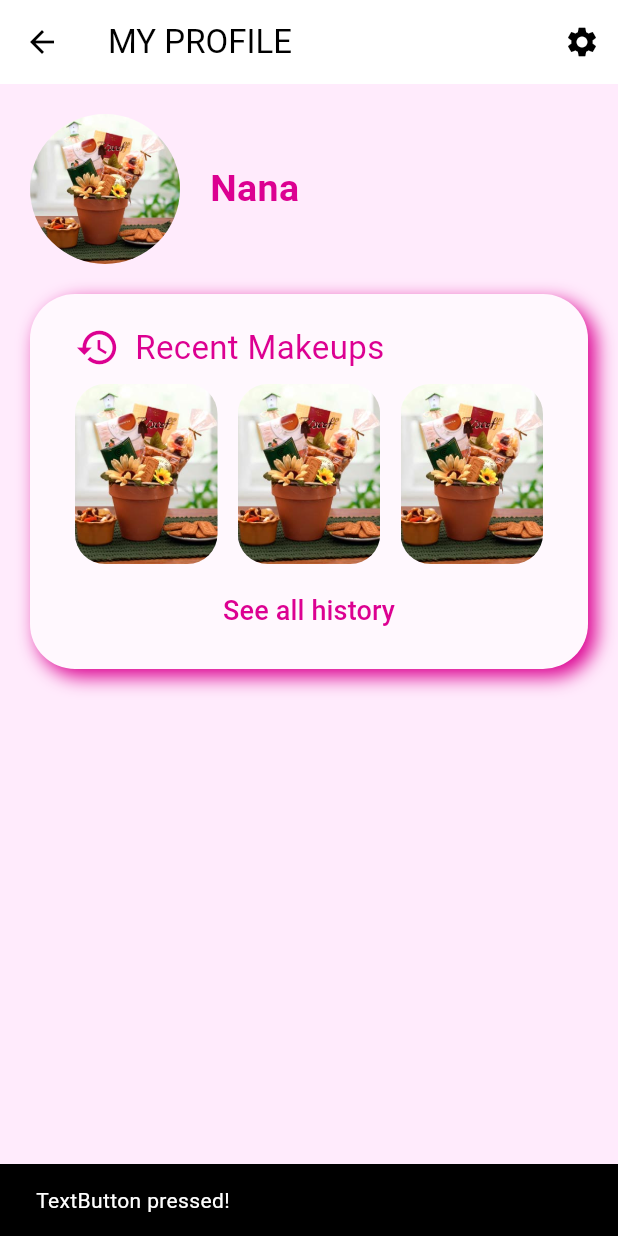
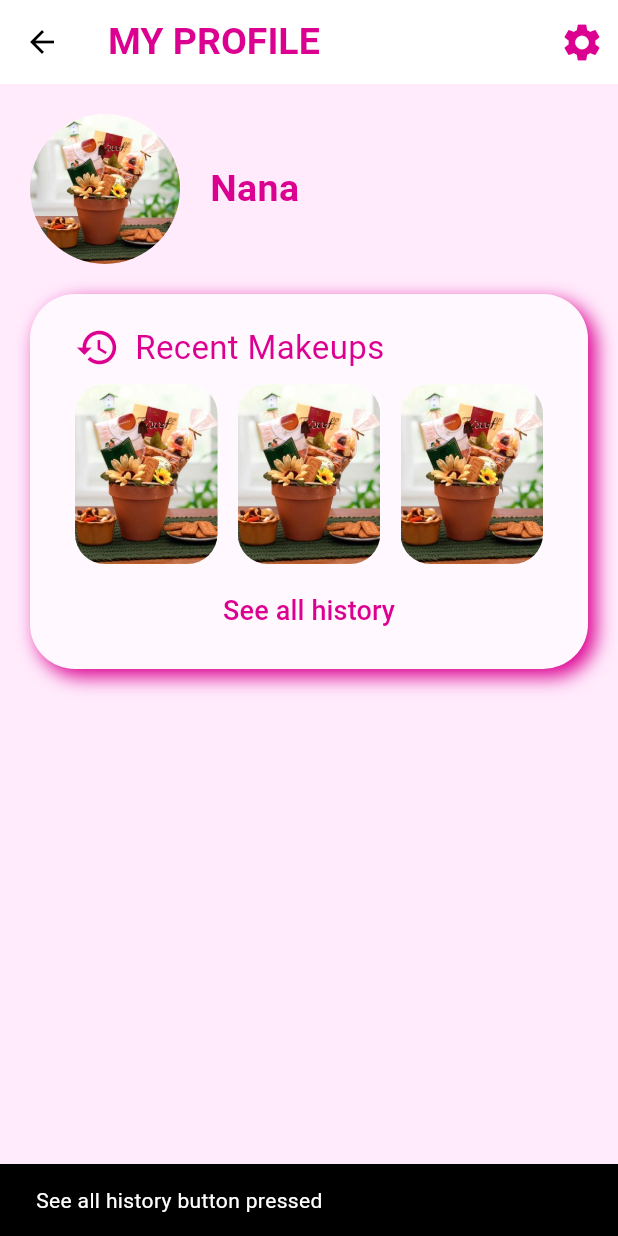
Before and after one commit to jhans-programming/ss_makeeasy, a Flutter app: the ProfilePage screen opened directly, after a tap on "See all history", on a phone screen of 412 x 824 dp. Run offline on Flutter 3.47's test engine with Material 3 defaults, Android fonts, the light colour scheme and no system bars; Roboto replaces fonts that are missing (Montserrat); project files that could hold a hidden picture were left out.

Commit message:
ProfilePage (3)

```diff
--- a/lib/pages/HistoryPage.dart
+++ b/lib/pages/HistoryPage.dart
@@ -0,0 +1,10 @@
+import 'package:flutter/material.dart';
+
+class HistoryPage extends StatelessWidget {
+  const HistoryPage({super.key});
+
+  @override
+  Widget build(BuildContext context) {
+    return const Placeholder();
+  }
+}
--- a/lib/pages/ProfilePage.dart
+++ b/lib/pages/ProfilePage.dart
@@ -1,5 +1,7 @@
 import 'package:flutter/material.dart';
 import 'package:makeeasy/utils/appStyle.dart';
+import 'package:makeeasy/pages/SettingsPage.dart';
+import 'package:makeeasy/pages/HistoryPage.dart';
 
 class ProfilePage extends StatelessWidget {
   const ProfilePage({super.key});
@@ -9,13 +11,27 @@ class ProfilePage extends StatelessWidget {
     return Scaffold(
       backgroundColor: appColors['primaryLight4'],
       appBar: AppBar(
-        title: const Text('MY PROFILE'),
+        title: Text(
+          'MY PROFILE',
+          style: TextStyle(
+            color: appColors['primaryDark1'] ?? Colors.black,
+            fontSize: 25,
+            fontWeight: FontWeight.bold,
+          ),
+        ),
         actions: <Widget>[
           IconButton(
-            icon: const Icon(Icons.settings),
+            icon: Icon(
+              Icons.settings,
+              size: 30,
+              color: appColors['primaryDark1'] ?? Colors.black,),
             tooltip: 'Settings',
             onPressed: () {
-              _showSnackBar(context, 'Settings pressed!');
+              // Navigator.push(
+              //   context,
+              //   MaterialPageRoute(builder: (context) => const SettingsPage()),
+              // );
+              _showSnackBar(context, 'Settings button pressed');
             },
           ),
         ],
@@ -23,11 +39,8 @@ class ProfilePage extends StatelessWidget {
       body: Padding(
         padding: const EdgeInsets.all(20.0),
         child: Column(
-          //crossAxisAlignment: CrossAxisAlignment.start,
           children: <Widget>[
             Row(
-              //mainAxisAlignment: MainAxisAlignment.center,
-              //crossAxisAlignment: CrossAxisAlignment.start,
               children: <Widget>[
                 ClipOval(
                   child: Image(
@@ -112,7 +125,11 @@ class ProfilePage extends StatelessWidget {
                   child: Center(
                     child: TextButton(
                       onPressed: () {
-                        _showSnackBar(context, 'TextButton pressed!');
+                        // Navigator.push(
+                        //   context,
+                        //   MaterialPageRoute(builder: (context) => const HistoryPage()),
+                        // );
+                        _showSnackBar(context, 'See all history button pressed');
                       },
                       child:
                       Text('See all history',
```
